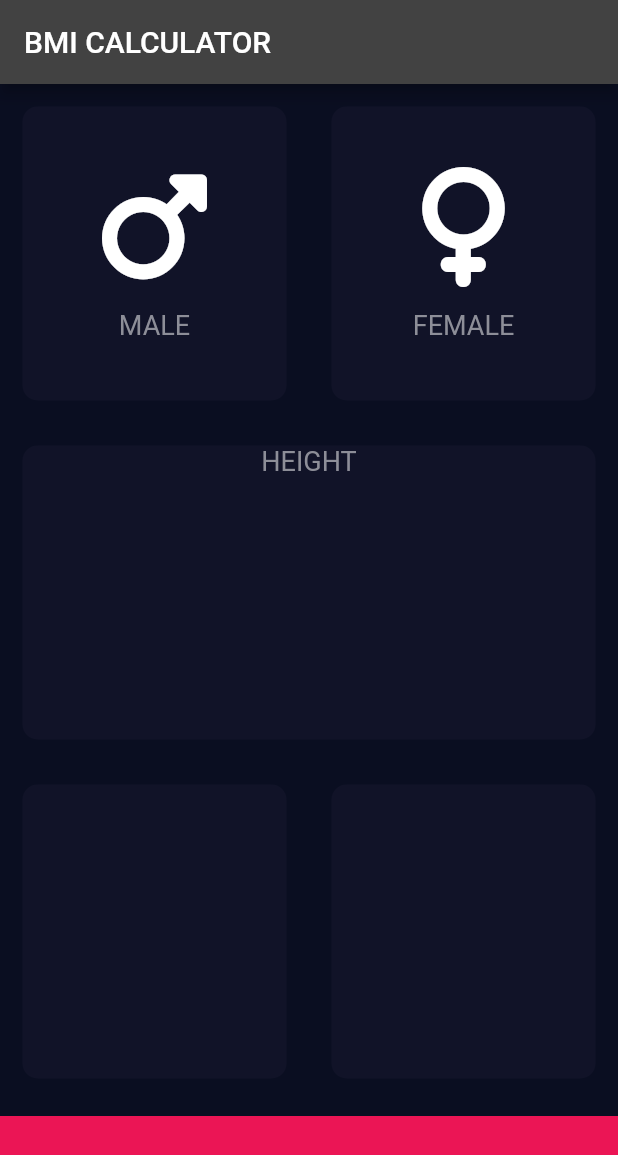
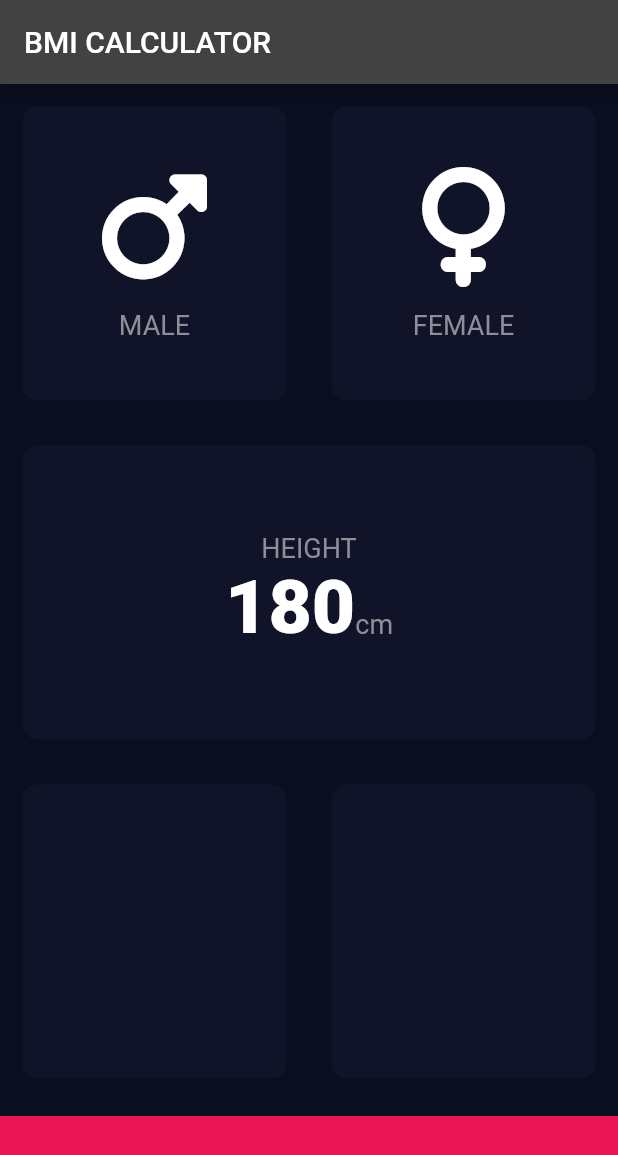
Before and after one commit to robin-correa/flutter-project2, a Flutter app: the screen it shows after launch, on a phone screen of 412 x 824 dp. Shown: the top 1155 px of the screen. Run offline on Flutter 3.47's test engine with Material 2 defaults, Android fonts, the phone set to English and light mode, and no system bars; our stand-ins replace font_awesome_flutter.

```diff
--- a/lib/constants.dart
+++ b/lib/constants.dart
@@ -1,11 +1,16 @@
 import 'package:flutter/material.dart';
+
+const kBottomContainerHeight = 80.0;
+const kActiveCardColour = Color(0xFF1D1E33);
+const kInactiveCardColour = Color(0xFF111328);
+const kBottomContainerColour = Color(0xFFEB1555);
 
 const kLabelTextStyle = TextStyle(
   fontSize: 18.0,
   color: Color(0xFF8D8E98),
 );
 
-const kBottomContainerHeight = 80.0;
-const kActiveCardColour = Color(0xFF1D1E33);
-const kInactiveCardColour = Color(0xFF111328);
-const kBottomContainerColour = Color(0xFFEB1555);
+const kNumberTextStyle = TextStyle(
+  fontSize: 50.0,
+  fontWeight: FontWeight.w900,
+);
--- a/lib/input_page.dart
+++ b/lib/input_page.dart
@@ -67,10 +67,27 @@ class _InputPageState extends State<InputPage> {
           Expanded(
             child: ReusableCard(
               colour: kInactiveCardColour,
-              cardChild: Column(children: <Widget>[
-                Text(
+              cardChild: Column(
+                mainAxisAlignment: MainAxisAlignment.center,
+                children: <Widget>[
+                const Text(
                   'HEIGHT',
                   style: kLabelTextStyle,
+                ),
+                Row(
+                  mainAxisAlignment: MainAxisAlignment.center,
+                  crossAxisAlignment: CrossAxisAlignment.baseline,
+                  textBaseline: TextBaseline.alphabetic,
+                  children: const <Widget>[
+                    Text(
+                      '180',
+                      style: kNumberTextStyle,
+                    ),
+                    Text(
+                      'cm',
+                      style: kLabelTextStyle,
+                    ),
+                  ],
                 )
               ]),
             ),
```
